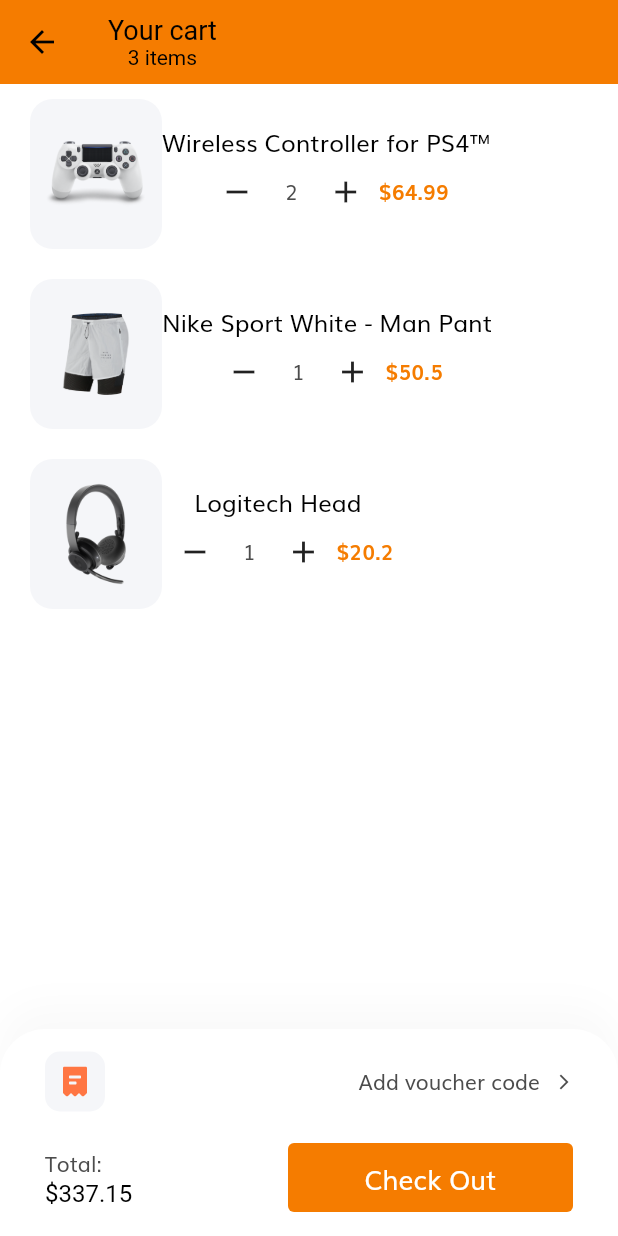
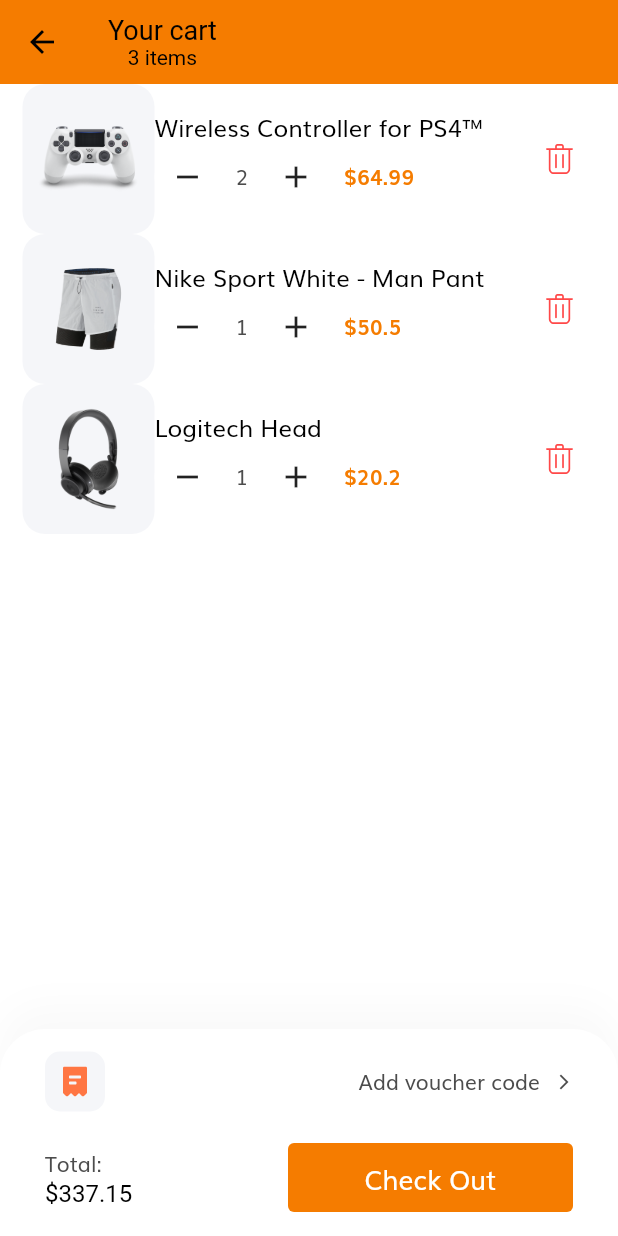
Before and after one commit to abdul737/online_market_client, a Flutter app: the CartScreen screen opened by its route, on a phone screen of 412 x 824 dp. Run offline on Flutter 3.47's test engine with Material 2 defaults, Android fonts, the phone set to English and light mode, and no system bars; our stand-ins replace flutter_svg.

Commit message:
26 qoshimcha detallar

```diff
--- a/lib/screens/cart/components/body.dart
+++ b/lib/screens/cart/components/body.dart
@@ -1,7 +1,5 @@
 import 'package:flutter/material.dart';
-import 'package:flutter_svg/svg.dart';
 import 'package:online_market_client/models/Cart.dart';
-import 'package:online_market_client/screens/details/details_screen.dart';
 
 import 'cart_card.dart';
 
@@ -13,46 +11,24 @@ class Body extends StatefulWidget {
 }
 
 class _BodyState extends State<Body> {
+  void onDelete(index) {
+    setState(() {
+      demoCarts.removeAt(index);
+    });
+  }
+
   @override
   Widget build(BuildContext context) {
     return Padding(
-      padding: const EdgeInsets.symmetric(horizontal: 20),
+      padding: const EdgeInsets.symmetric(
+        horizontal: 15,
+      ),
       child: ListView.builder(
         itemCount: demoCarts.length,
-        itemBuilder: (context, index) => GestureDetector(
-          onTap: () => Navigator.pushNamed(
-            context,
-            DetailsScreen.routeName,
-            arguments: ProductDetailsArguments(
-              product: demoCarts[index].product,
-            ),
-          ),
-          child: Padding(
-            padding: const EdgeInsets.symmetric(vertical: 10),
-            child: Dismissible(
-              key: Key(demoCarts[index].product.id.toString()),
-              direction: DismissDirection.endToStart,
-              onDismissed: (direction) {
-                setState(() {
-                  demoCarts.removeAt(index);
-                });
-              },
-              background: Container(
-                padding: const EdgeInsets.symmetric(horizontal: 20),
-                decoration: BoxDecoration(
-                  color: const Color(0xFFFFE6E6),
-                  borderRadius: BorderRadius.circular(15),
-                ),
-                child: Row(
-                  children: [
-                    const Spacer(),
-                    SvgPicture.asset("assets/icons/Trash.svg"),
-                  ],
-                ),
-              ),
-              child: CartCard(cart: demoCarts[index]),
-            ),
-          ),
+        itemBuilder: (context, index) => CartCard(
+          cart: demoCarts[index],
+          context: context,
+          onDelete: () => onDelete(index),
         ),
       ),
     );
--- a/lib/screens/cart/components/cart_card.dart
+++ b/lib/screens/cart/components/cart_card.dart
@@ -1,21 +1,44 @@
 import 'package:flutter/material.dart';
+import 'package:flutter_svg/flutter_svg.dart';
 import 'package:online_market_client/models/Cart.dart';
 import 'package:online_market_client/screens/details/components/count_quantity.dart';
+import 'package:online_market_client/screens/details/details_screen.dart';
 
 import '../../../constants.dart';
 
 class CartCard extends StatelessWidget {
   const CartCard({
     Key? key,
+    required this.context,
     required this.cart,
+    required this.onDelete,
   }) : super(key: key);
 
   final Cart cart;
+  final BuildContext context;
+  final void Function() onDelete;
+
+  _wrapWithGestureDetector(Widget widget) {
+    return GestureDetector(
+      onTap: () => Navigator.pushNamed(
+        context,
+        DetailsScreen.routeName,
+        arguments: ProductDetailsArguments(
+          product: cart.product,
+        ),
+      ),
+      child: widget,
+    );
+  }
 
   @override
   Widget build(BuildContext context) {
     return Row(
+      mainAxisAlignment: MainAxisAlignment.spaceBetween,
       children: [
+        Row(
+          children: [
+            _wrapWithGestureDetector(
               SizedBox(
                 width: 88,
                 child: AspectRatio(
@@ -33,21 +56,30 @@ class CartCard extends StatelessWidget {
                   ),
                 ),
               ),
-        Column(
-          crossAxisAlignment: CrossAxisAlignment.center,
+            ),
+            IntrinsicWidth(
+              child: Column(
                 children: [
                   Row(
                     children: [
+                      _wrapWithGestureDetector(
                         Text(
                           cart.product.title,
-                  style: const TextStyle(color: Colors.black, fontSize: 16),
+                          style: const TextStyle(
+                              color: Colors.black, fontSize: 16),
                           maxLines: 2,
+                        ),
                       ),
                     ],
                   ),
                   Row(
+                    mainAxisAlignment: MainAxisAlignment.start,
                     children: [
-                CountQuantityWidget(isQuantity: cart.numOfItem),
+                      Padding(
+                        padding: const EdgeInsets.only(right: 10),
+                        child: CountQuantityWidget(isQuantity: cart.numOfItem),
+                      ),
+                      _wrapWithGestureDetector(
                         Text(
                           "\$${cart.product.price}",
                           style: const TextStyle(
@@ -55,9 +87,18 @@ class CartCard extends StatelessWidget {
                             color: kPrimaryColor,
                           ),
                         ),
+                      ),
                     ],
                   ),
                 ],
+              ),
+            ),
+          ],
+        ),
+        IconButton(
+          iconSize: 30,
+          onPressed: onDelete,
+          icon: SvgPicture.asset("assets/icons/Trash.svg"),
         ),
       ],
     );
```
Lines whose indentation alone changed are shown as unchanged.
